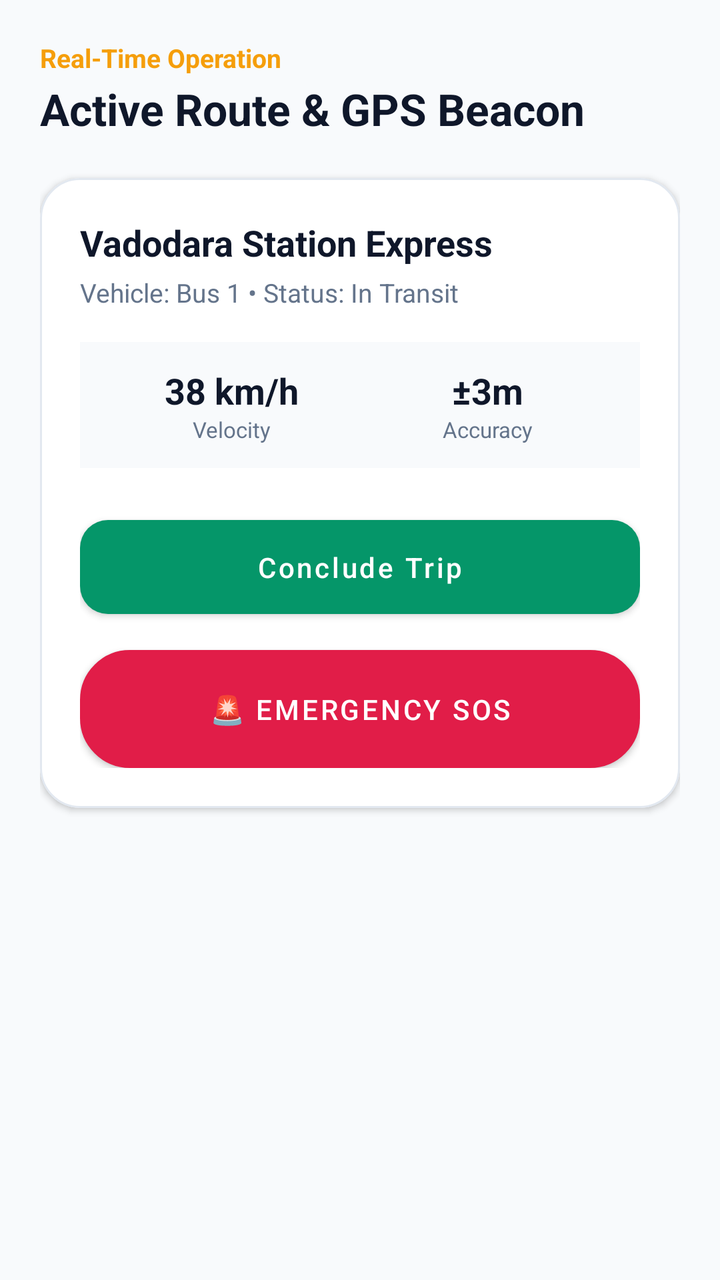
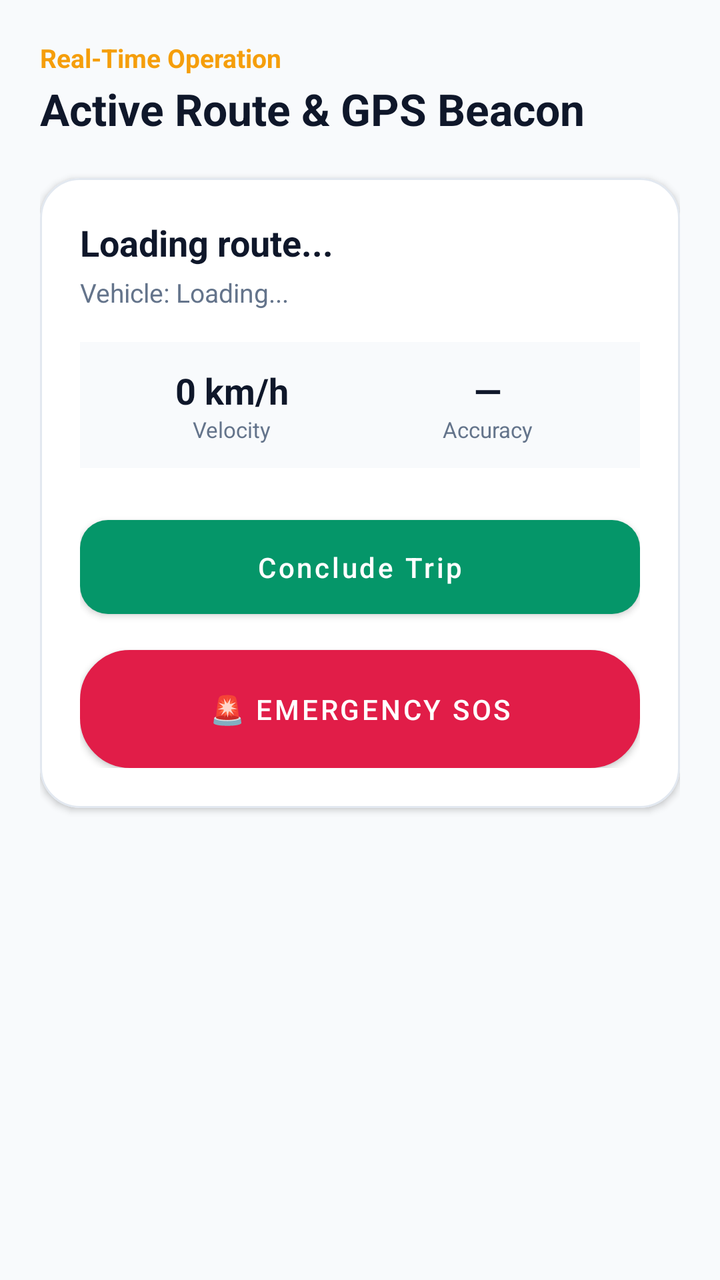

An Android layout rendered at two revisions. The XML below is the earlier revision; the diff shows what the commit changed to produce the second picture.
<!-- AndroidManifest.xml: application theme Theme.UniTrack -->
<!-- res/layout/fragment_driver_trip.xml -->
<?xml version="1.0" encoding="utf-8"?>
<ScrollView xmlns:android="http://schemas.android.com/apk/res/android"
    xmlns:app="http://schemas.android.com/apk/res-auto"
    android:layout_width="match_parent"
    android:layout_height="match_parent"
    android:background="@color/background"
    android:fillViewport="true">

    <LinearLayout
        android:layout_width="match_parent"
        android:layout_height="wrap_content"
        android:orientation="vertical"
        android:padding="20dp">

        <TextView
            android:layout_width="wrap_content"
            android:layout_height="wrap_content"
            android:text="Real-Time Operation"
            android:textColor="@color/accent"
            android:textSize="13sp"
            android:textStyle="bold" />

        <TextView
            android:layout_width="wrap_content"
            android:layout_height="wrap_content"
            android:layout_marginTop="2dp"
            android:text="Active Route &amp; GPS Beacon"
            android:textColor="@color/text_primary"
            android:textSize="22sp"
            android:textStyle="bold" />

        <com.google.android.material.card.MaterialCardView
            style="@style/Widget.UniTrack.Card"
            android:layout_width="match_parent"
            android:layout_height="wrap_content"
            android:layout_marginTop="20dp"
            app:cardCornerRadius="20dp">

            <LinearLayout
                android:layout_width="match_parent"
                android:layout_height="wrap_content"
                android:orientation="vertical"
                android:padding="20dp">

                <TextView
                    android:id="@+id/tvFragTripRouteName"
                    android:layout_width="wrap_content"
                    android:layout_height="wrap_content"
                    android:text="Vadodara Station Express"
                    android:textColor="@color/text_primary"
                    android:textSize="18sp"
                    android:textStyle="bold" />

                <TextView
                    android:id="@+id/tvFragTripBus"
                    android:layout_width="wrap_content"
                    android:layout_height="wrap_content"
                    android:layout_marginTop="4dp"
                    android:text="Vehicle: Bus 1 • Status: In Transit"
                    android:textColor="@color/text_secondary"
                    android:textSize="13sp" />

                
                <LinearLayout
                    android:layout_width="match_parent"
                    android:layout_height="wrap_content"
                    android:layout_marginTop="16dp"
                    android:background="#F8FAFC"
                    android:orientation="horizontal"
                    android:padding="12dp">

                    <LinearLayout
                        android:layout_width="0dp"
                        android:layout_height="wrap_content"
                        android:layout_weight="1"
                        android:gravity="center"
                        android:orientation="vertical">

                        <TextView
                            android:id="@+id/tvFragSpeed"
                            android:layout_width="wrap_content"
                            android:layout_height="wrap_content"
                            android:text="38 km/h"
                            android:textColor="@color/text_primary"
                            android:textSize="18sp"
                            android:textStyle="bold" />

                        <TextView
                            android:layout_width="wrap_content"
                            android:layout_height="wrap_content"
                            android:text="Velocity"
                            android:textColor="@color/text_secondary"
                            android:textSize="11sp" />
                    </LinearLayout>

                    <LinearLayout
                        android:layout_width="0dp"
                        android:layout_height="wrap_content"
                        android:layout_weight="1"
                        android:gravity="center"
                        android:orientation="vertical">

                        <TextView
                            android:id="@+id/tvFragAccuracy"
                            android:layout_width="wrap_content"
                            android:layout_height="wrap_content"
                            android:text="±3m"
                            android:textColor="@color/text_primary"
                            android:textSize="18sp"
                            android:textStyle="bold" />

                        <TextView
                            android:layout_width="wrap_content"
                            android:layout_height="wrap_content"
                            android:text="Accuracy"
                            android:textColor="@color/text_secondary"
                            android:textSize="11sp" />
                    </LinearLayout>
                </LinearLayout>

                
                <com.google.android.material.button.MaterialButton
                    android:id="@+id/btnTripStartEnd"
                    style="@style/Widget.UniTrack.Button.Primary"
                    android:layout_width="match_parent"
                    android:layout_height="wrap_content"
                    android:layout_marginTop="20dp"
                    android:text="Conclude Trip" />

                <com.google.android.material.button.MaterialButton
                    android:id="@+id/btnFragEmergency"
                    style="@style/Widget.UniTrack.Button.Danger"
                    android:layout_width="match_parent"
                    android:layout_height="wrap_content"
                    android:layout_marginTop="12dp"
                    android:background="@drawable/bg_sos_button"
                    android:text="🚨 EMERGENCY SOS" />

            </LinearLayout>
        </com.google.android.material.card.MaterialCardView>

    </LinearLayout>
</ScrollView>
<!-- resources referenced by this layout -->
<resources>
  <color name="accent">#F59E0B</color>
  <color name="background">#F8FAFC</color>
  <color name="text_primary">#0F172A</color>
  <color name="text_secondary">#64748B</color>
  <!-- drawable bg_sos_button (drawable) -->
  <?xml version="1.0" encoding="utf-8"?>
  <ripple xmlns:android="http://schemas.android.com/apk/res/android"
      android:color="#FECDD3">
      <item>
          <shape android:shape="rectangle">
              <corners android:radius="24dp" />
              <gradient
                  android:angle="45"
                  android:startColor="#BE123C"
                  android:endColor="#E11D48"
                  android:type="linear" />
              <stroke
                  android:width="2dp"
                  android:color="#FDA4AF" />
          </shape>
      </item>
  </ripple>
  <style name="Widget.UniTrack.Button.Danger" parent="Widget.MaterialComponents.Button">
          <item name="backgroundTint">@color/danger</item>
          <item name="android:textColor">@color/pure_white</item>
          <item name="cornerRadius">14dp</item>
          <item name="android:textAllCaps">false</item>
          <item name="android:paddingTop">14dp</item>
          <item name="android:paddingBottom">14dp</item>
          <item name="android:fontFamily">sans-serif-medium</item>
      </style>
  <style name="Widget.UniTrack.Button.Primary" parent="Widget.MaterialComponents.Button">
          <item name="backgroundTint">@color/primary</item>
          <item name="android:textColor">@color/pure_white</item>
          <item name="cornerRadius">14dp</item>
          <item name="android:textAllCaps">false</item>
          <item name="android:paddingTop">14dp</item>
          <item name="android:paddingBottom">14dp</item>
          <item name="android:fontFamily">sans-serif-medium</item>
      </style>
  <style name="Widget.UniTrack.Card" parent="Widget.MaterialComponents.CardView">
          <item name="cardCornerRadius">20dp</item>
          <item name="cardElevation">2dp</item>
          <item name="cardBackgroundColor">@color/card_background</item>
          <item name="strokeColor">@color/border</item>
          <item name="strokeWidth">1dp</item>
      </style>
  <color name="danger">#E11D48</color>
  <color name="pure_white">#FFFFFF</color>
  <color name="primary">#059669</color>
  <color name="card_background">#FFFFFF</color>
  <color name="border">#E2E8F0</color>
  <color name="primary_dark">#047857</color>
  <color name="secondary">#0F172A</color>
  <color name="secondary_light">#1E293B</color>
  <color name="surface">#FFFFFF</color>
  <color name="input_hint">#64748B</color>
  <color name="input_text">#0F172A</color>
  <style name="Widget.UniTrack.TextInputLayout" parent="Widget.MaterialComponents.TextInputLayout.OutlinedBox">
          <item name="boxStrokeColor">@color/primary</item>
          <item name="hintTextColor">@color/primary</item>
          <item name="android:textColorHint">@color/input_hint</item>
          <item name="boxBackgroundColor">@color/input_background</item>
          <item name="boxCornerRadiusTopStart">12dp</item>
          <item name="boxCornerRadiusTopEnd">12dp</item>
          <item name="boxCornerRadiusBottomStart">12dp</item>
          <item name="boxCornerRadiusBottomEnd">12dp</item>
      </style>
  <style name="Widget.UniTrack.EditText" parent="Widget.MaterialComponents.TextInputEditText.OutlinedBox">
          <item name="android:textColor">@color/input_text</item>
          <item name="android:textColorHint">@color/input_hint</item>
          <item name="android:textSize">14sp</item>
      </style>
  <color name="input_background">#FFFFFF</color>
  <!-- unchanged entries left out for length: 1 -->
</resources>

<!-- the commit's change to res/layout/fragment_driver_trip.xml (unified diff, before → after) -->
@@ -46,7 +46,7 @@
                     android:id="@+id/tvFragTripRouteName"
                     android:layout_width="wrap_content"
                     android:layout_height="wrap_content"
-                    android:text="Vadodara Station Express"
+                    android:text="Loading route..."
                     android:textColor="@color/text_primary"
                     android:textSize="18sp"
                     android:textStyle="bold" />
@@ -56,7 +56,7 @@
                     android:layout_width="wrap_content"
                     android:layout_height="wrap_content"
                     android:layout_marginTop="4dp"
-                    android:text="Vehicle: Bus 1 • Status: In Transit"
+                    android:text="Vehicle: Loading..."
                     android:textColor="@color/text_secondary"
                     android:textSize="13sp" />
 
@@ -80,7 +80,7 @@
                             android:id="@+id/tvFragSpeed"
                             android:layout_width="wrap_content"
                             android:layout_height="wrap_content"
-                            android:text="38 km/h"
+                            android:text="0 km/h"
                             android:textColor="@color/text_primary"
                             android:textSize="18sp"
                             android:textStyle="bold" />
@@ -104,7 +104,7 @@
                             android:id="@+id/tvFragAccuracy"
                             android:layout_width="wrap_content"
                             android:layout_height="wrap_content"
-                            android:text="±3m"
+                            android:text="—"
                             android:textColor="@color/text_primary"
                             android:textSize="18sp"
                             android:textStyle="bold" />
